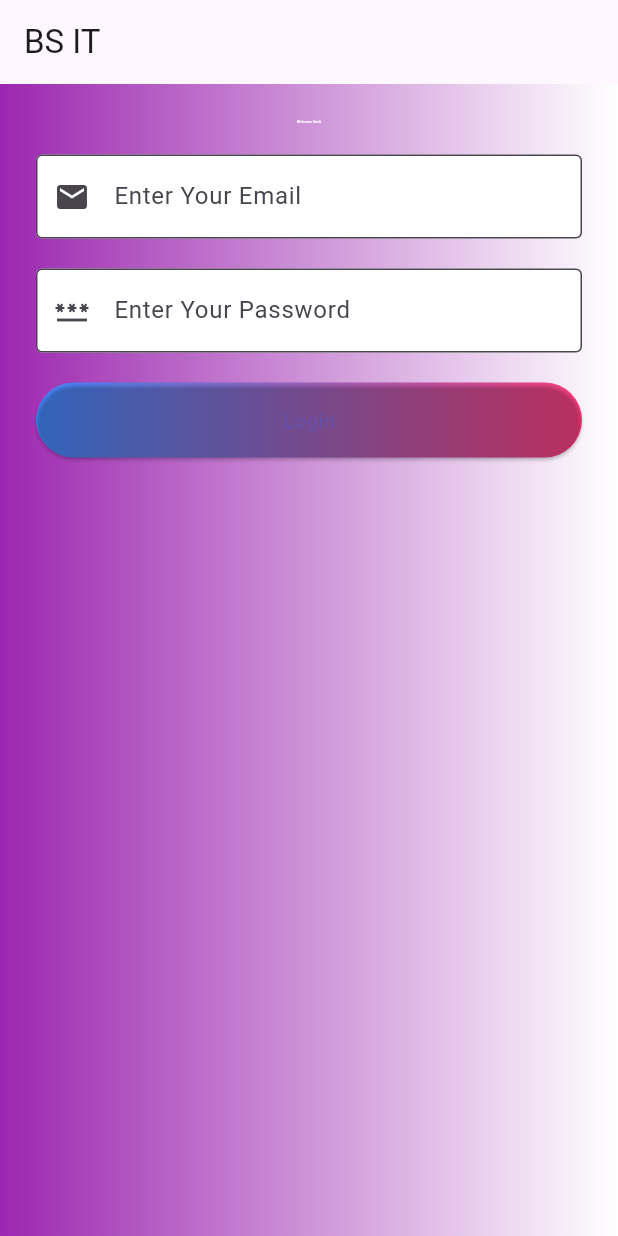
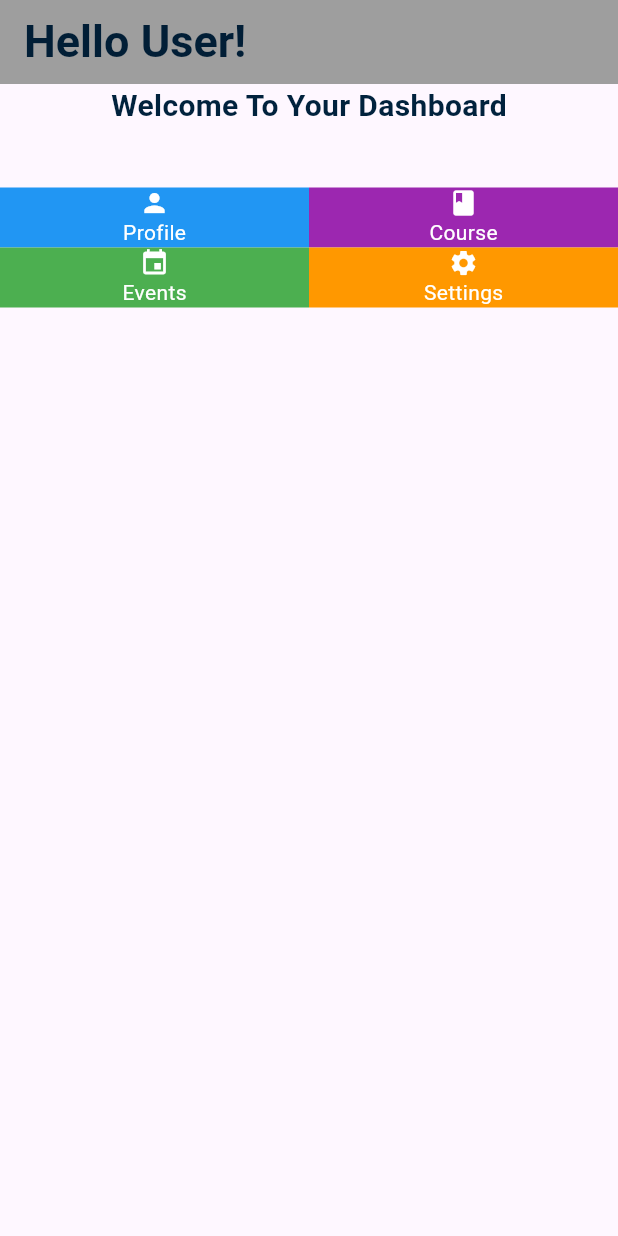
Before and after one commit to suneha927-rgb/event_nexa, a Flutter app: the screen it shows after launch, on a phone screen of 412 x 824 dp. Run offline on Flutter 3.47's test engine with Material 3 defaults, Android fonts, the phone set to English and light mode, and no system bars.

Commit message:
dashboard

```diff
--- a/lib/main.dart
+++ b/lib/main.dart
@@ -1,83 +1,134 @@
 import 'package:flutter/material.dart';
 
-void main(){
+void main() {
   runApp(MyApp());
 }
 class MyApp extends StatelessWidget {
   const MyApp({super.key});
 
   @override
-  Widget build(BuildContext context) {
+  Widget build(BuildContext context){
     return MaterialApp(
+      debugShowCheckedModeBanner: false,
       home: Scaffold(
         appBar: AppBar(
-          title: Text("BS IT"),
+          title: Text("Hello User!",
+          style: TextStyle(
+            color: const Color.fromARGB(255, 1, 30, 54),
+            fontWeight: FontWeight.bold,
+            fontSize: 30,
+          ),
+          ),
+          backgroundColor: Colors.grey,
         ),
         body: Container(
-          width: double.infinity,
-          height: double.infinity,
-          decoration: BoxDecoration(
-            gradient: LinearGradient(colors: [
-              Colors.purple, Colors.white,
-            ])
-          ),
-          child: Padding(
-            padding: const EdgeInsets.all(24.0),
           child: Column(
             children: [
-                Text("Welcome Back",
+              Text("Welcome To Your Dashboard",
+              style: TextStyle(
+                color: const Color.fromARGB(255, 1, 34, 61),
+                fontWeight: FontWeight.bold,
+                fontSize: 20,
+                ),
+              ),
+              SizedBox(height: 40,),
+              Expanded(
+                child: Column(
+                  children: [
+                    Row(
+                      children: [
+                        Expanded(
+                          child: Container(
+                            height: 40,
+                            color: Colors.blue,
+                            child: Column(
+                              mainAxisAlignment: MainAxisAlignment.center,
+                              children: [
+                                Icon(Icons.person,
+                                color: Colors.white,
+                                size: 20,
+                                ),
+                                Text("Profile",
                                 style: TextStyle(
                                   color: Colors.white,
-                   fontWeight: FontWeight.bold,
-                   fontSize: 2,
                                 ),
-                ),
-                SizedBox(
-                  height: 20,
-                ),
-                TextField(
-                  decoration: InputDecoration(
-                    border: OutlineInputBorder(),
-                    prefixIcon: Icon(Icons.email),
-                    filled: true,
-                    fillColor: Colors.white,
-                    hintText: "Enter Your Email",
-                  ),
-                ),
-                SizedBox(
-                  height: 20,
-                ),
-                TextField(
-                  obscureText: true,
-                  decoration: InputDecoration(
-                    border: OutlineInputBorder(),
-                    prefixIcon: Icon(Icons.password),
-                    filled: true,
-                    fillColor: Colors.white,
-                    hintText: "Enter Your Password",
-                  ),
-                ),
-                 SizedBox(
-                  height: 20,
-                ),
-                Container(
-                  width: double.infinity,
-                  height: 50,
-                  decoration: BoxDecoration(
-                    borderRadius: BorderRadius.circular(100),
-                    gradient: LinearGradient(colors: [
-                      Colors.blueAccent, Colors.pinkAccent,
-                    ])
-                  ),
-                  child: ElevatedButton(
-                    style: ElevatedButton.styleFrom(
-                      backgroundColor: Colors.transparent,
-                    ),
-                    onPressed: (){},
-                     child: Text('Login')),
                                 ),
                               ],
                             ),
+                           ),
+                        ),
+                        Expanded(
+                          child: Container(
+                            height: 40,
+                            color: Colors.purple,
+                            child: Column(
+                              mainAxisAlignment: MainAxisAlignment.center,
+                              children: [
+                                Icon(Icons.book,
+                                color: Colors.white,
+                                size: 20,
+                                ),
+                                Text("Course",
+                                style: TextStyle(
+                                  color: Colors.white,
+                                ),
+                                ),
+                              ],
+                            ),
+                           ),
+                        ),
+                      ],
+                    ),
+                    Row(
+                      children: [
+                        Expanded(
+                          child: Container(
+                            height: 40,
+                            color: Colors.green,
+                            child: Column(
+                              mainAxisAlignment: MainAxisAlignment.center,
+                              children: [
+                                Icon(Icons.event,
+                                color: Colors.white,
+                                size: 20,
+                                ),
+                                Text("Events",
+                                style: TextStyle(
+                                  color: Colors.white,
+                                ),
+                                ),
+                              ],
+                            ),
+                           ),
+                        ),
+                        Expanded(
+                          child: Container(
+                            height: 40,
+                            color: Colors.orange,
+                            child: Column(
+                              mainAxisAlignment: MainAxisAlignment.center,
+                              children: [
+                                Icon(Icons.settings,
+                                color: Colors.white,
+                                size: 20,
+                                ),
+                                Text("Settings",
+                                style: TextStyle(
+                                  color: Colors.white,
+                                ),
+                                ),
+
+
+                              ],
+                            ),
+                           ),
+                        ),
+                      ],
+                    ),
+                  ],
+                ),
+                ),
+            ],
           ),
         ),
       ),
```
Lines whose indentation alone changed are shown as unchanged.
